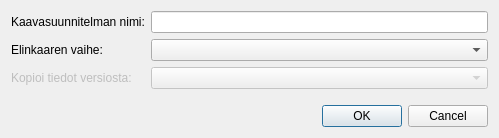
Before: the Qt Designer form arho_feature_template/gui/dialogs/new_plan_dialog.ui in GispoCoding/arho-qgis-plugin, drawn with Qt 5.
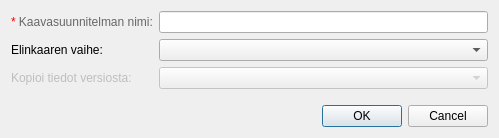
After: the same form once the commit is applied. Custom widgets are drawn as their Qt base class.

Commit message: implement models_from_features for PlanLayer, DocumentLayer and LifeCycleLayer, correct typos and label styles in plan management

The edit to the form file:
```diff
--- a/arho_feature_template/gui/dialogs/new_plan_dialog.ui
+++ b/arho_feature_template/gui/dialogs/new_plan_dialog.ui
@@ -19,7 +19,7 @@
      <item row="0" column="0">
       <widget class="QLabel" name="label">
        <property name="text">
-        <string>Kaavasuunnitelman nimi:</string>
+        <string>&lt;html&gt;&lt;head/&gt;&lt;body&gt;&lt;p&gt;&lt;span style=&quot; color:#ff0000;&quot;&gt;*&lt;/span&gt; &lt;span style=&quot; color:#676767;&quot;&gt; Kaavasuunnitelman nimi:&lt;/span&gt;&lt;/p&gt;&lt;/body&gt;&lt;/html&gt;</string>
        </property>
       </widget>
      </item>
```
Left out of the diff: 3 changed lines with no effect on the pictures. The commit also changes 2 other files.
